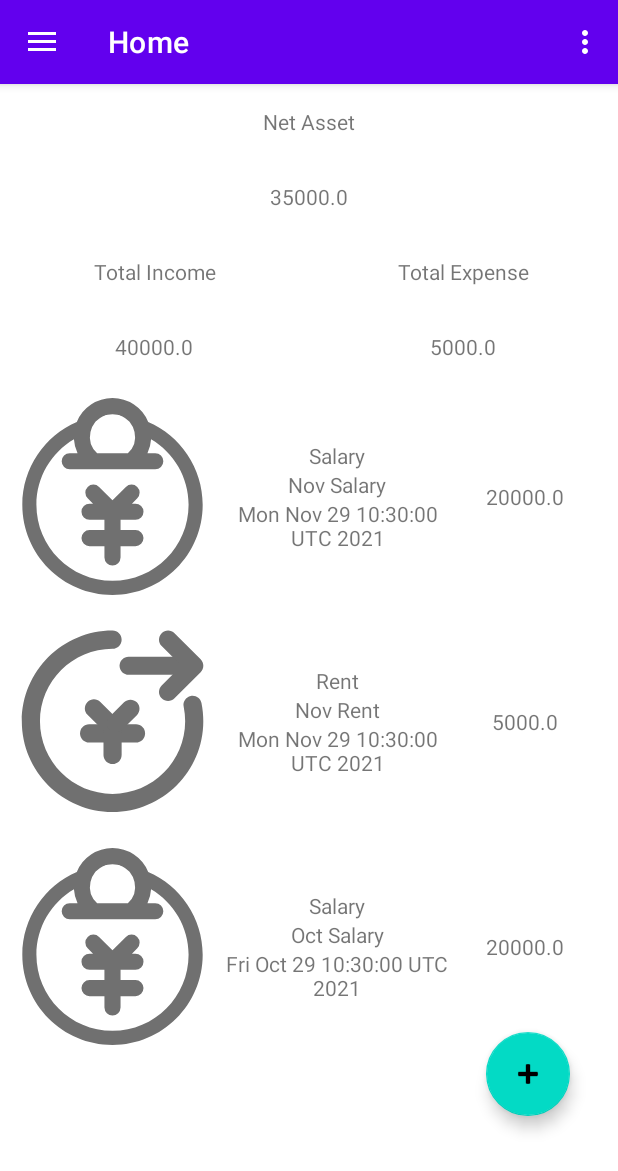
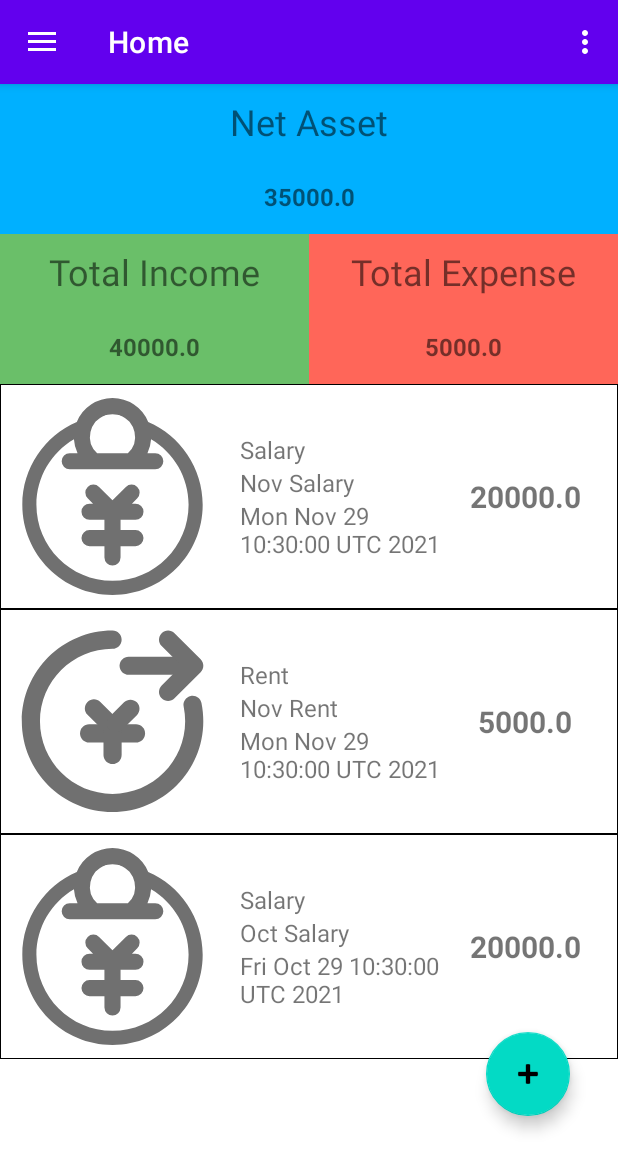
Before and after one commit to ChopperCP/MyAccount, an Android app: the screen it shows after launch (MainActivity), on a phone screen of 412 x 824 dp. Shown: the top 1171 px of the screen. Run offline under Robolectric (Android 15) with nearby library versions, the phone set to English and light mode, and no system bars; our stand-ins replace navigation-ui.

Commit message:
1. Adjusted the color and fonts

```diff
--- /dev/null
+++ b/app/src/main/res/drawable/border.xml
@@ -0,0 +1,7 @@
+<?xml version="1.0" encoding="utf-8"?>
+<shape xmlns:android="http://schemas.android.com/apk/res/android"
+    android:shape="rectangle">
+    <stroke
+        android:width="0.5dip"
+        android:color="@android:color/black" />
+</shape>
--- a/app/src/main/res/layout/fragment_home.xml
+++ b/app/src/main/res/layout/fragment_home.xml
@@ -24,7 +24,8 @@
         <LinearLayout
             android:layout_width="match_parent"
             android:layout_height="200dp"
-            android:orientation="vertical">
+            android:orientation="vertical"
+            android:background="@drawable/border">
 
             <LinearLayout
                 android:layout_width="match_parent"
@@ -35,7 +36,8 @@
                 <LinearLayout
                     android:layout_width="match_parent"
                     android:layout_height="match_parent"
-                    android:orientation="vertical">
+                    android:orientation="vertical"
+                    android:background="@color/lightblue_primary">
 
                     <LinearLayout
                         android:layout_width="match_parent"
@@ -47,7 +49,8 @@
                             android:layout_width="match_parent"
                             android:layout_height="match_parent"
                             android:gravity="center"
-                            android:text="Net Asset" />
+                            android:text="Net Asset"
+                            android:textSize="24sp" />
 
                     </LinearLayout>
 
@@ -62,7 +65,9 @@
                             android:layout_width="match_parent"
                             android:layout_height="match_parent"
                             android:gravity="center"
-                            android:text="Net Asset Value" />
+                            android:text="Net Asset Value"
+                            android:textSize="16sp"
+                            android:textStyle="bold" />
 
                     </LinearLayout>
 
@@ -79,7 +84,8 @@
                     android:layout_width="match_parent"
                     android:layout_height="match_parent"
                     android:layout_weight="1"
-                    android:orientation="horizontal">
+                    android:orientation="horizontal"
+                    android:background="@color/green_light">
 
                     <LinearLayout
                         android:layout_width="match_parent"
@@ -91,7 +97,8 @@
                             android:layout_height="match_parent"
                             android:layout_weight="1"
                             android:gravity="center"
-                            android:text="Total Income" />
+                            android:text="Total Income"
+                            android:textSize="24sp" />
 
                         <TextView
                             android:id="@+id/total_income_view"
@@ -99,7 +106,9 @@
                             android:layout_height="match_parent"
                             android:layout_weight="1"
                             android:gravity="center"
-                            android:text="Total Income Value" />
+                            android:text="Total Income Value"
+                            android:textSize="16sp"
+                            android:textStyle="bold" />
                     </LinearLayout>
 
                 </LinearLayout>
@@ -113,14 +122,16 @@
                     <LinearLayout
                         android:layout_width="match_parent"
                         android:layout_height="match_parent"
-                        android:orientation="vertical">
+                        android:orientation="vertical"
+                        android:background="@color/red_light">
 
                         <TextView
                             android:layout_width="match_parent"
                             android:layout_height="match_parent"
                             android:layout_weight="1"
                             android:gravity="center"
-                            android:text="Total Expense" />
+                            android:text="Total Expense"
+                            android:textSize="24sp" />
 
                         <TextView
                             android:id="@+id/total_expense_view"
@@ -128,7 +139,9 @@
                             android:layout_height="match_parent"
                             android:layout_weight="1"
                             android:gravity="center"
-                            android:text="Total Expense Value" />
+                            android:text="Total Expense Value"
+                            android:textSize="16sp"
+                            android:textStyle="bold" />
                     </LinearLayout>
                 </LinearLayout>
             </LinearLayout>
--- a/app/src/main/res/layout/item_holder.xml
+++ b/app/src/main/res/layout/item_holder.xml
@@ -3,7 +3,8 @@
     xmlns:app="http://schemas.android.com/apk/res-auto"
     android:layout_width="match_parent"
     android:layout_height="wrap_content"
-    android:orientation="horizontal">
+    android:orientation="horizontal"
+    android:background="@drawable/border">
 
 
     <LinearLayout
@@ -32,21 +33,27 @@
                     android:id="@+id/textView_title"
                     android:layout_width="match_parent"
                     android:layout_height="wrap_content"
-                    android:gravity="center"
+                    android:gravity="center|left"
+                    android:paddingLeft="10dp"
+                    android:textSize="16sp"
                     android:text="Title" />
 
                 <TextView
                     android:id="@+id/textView_comment"
                     android:layout_width="match_parent"
                     android:layout_height="wrap_content"
-                    android:gravity="center"
+                    android:gravity="center|left"
+                    android:paddingLeft="10dp"
+                    android:textSize="16sp"
                     android:text="Comment" />
 
                 <TextView
                     android:id="@+id/textView_date"
                     android:layout_width="match_parent"
                     android:layout_height="wrap_content"
-                    android:gravity="center"
+                    android:gravity="center|left"
+                    android:paddingLeft="10dp"
+                    android:textSize="16sp"
                     android:text="Date" />
 
             </LinearLayout>
@@ -63,7 +70,9 @@
                     android:layout_width="match_parent"
                     android:layout_height="wrap_content"
                     android:gravity="center"
-                    android:text="Amount" />
+                    android:text="Amount"
+                    android:textSize="20sp"
+                    android:textStyle="bold" />
 
             </LinearLayout>
 
--- a/app/src/main/res/values/colors.xml
+++ b/app/src/main/res/values/colors.xml
@@ -7,4 +7,16 @@
     <color name="teal_700">#FF018786</color>
     <color name="black">#FF000000</color>
     <color name="white">#FFFFFFFF</color>
+
+    <color name="lightblue_primary">#00b0ff</color>
+    <color name="lightblue_dark">#0081cb</color>
+    <color name="lightblue_light">#69e2ff</color>
+
+    <color name="green_light">#6abf69</color>
+
+    <color name="red_light">#ff6659</color>
+
+    <color name="gray_light">#eeeeee</color>
+
+
 </resources>
```
Also changed, not shown: app/src/main/res/layout/analyze_holder.xml (+31 -13 lines).
